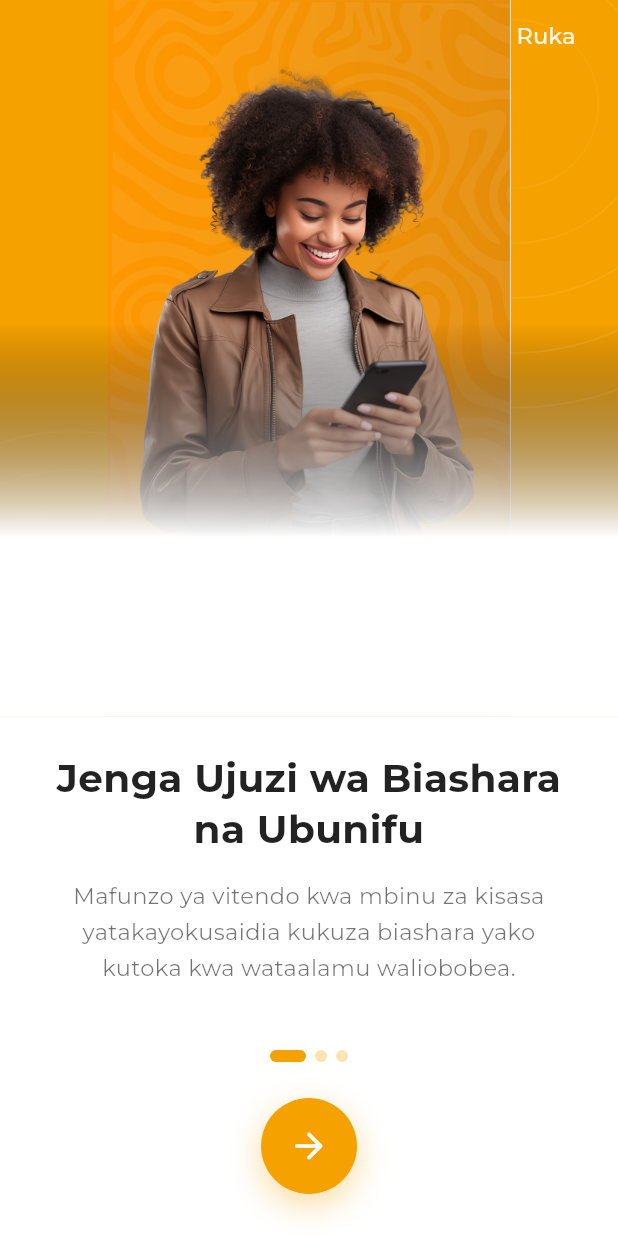
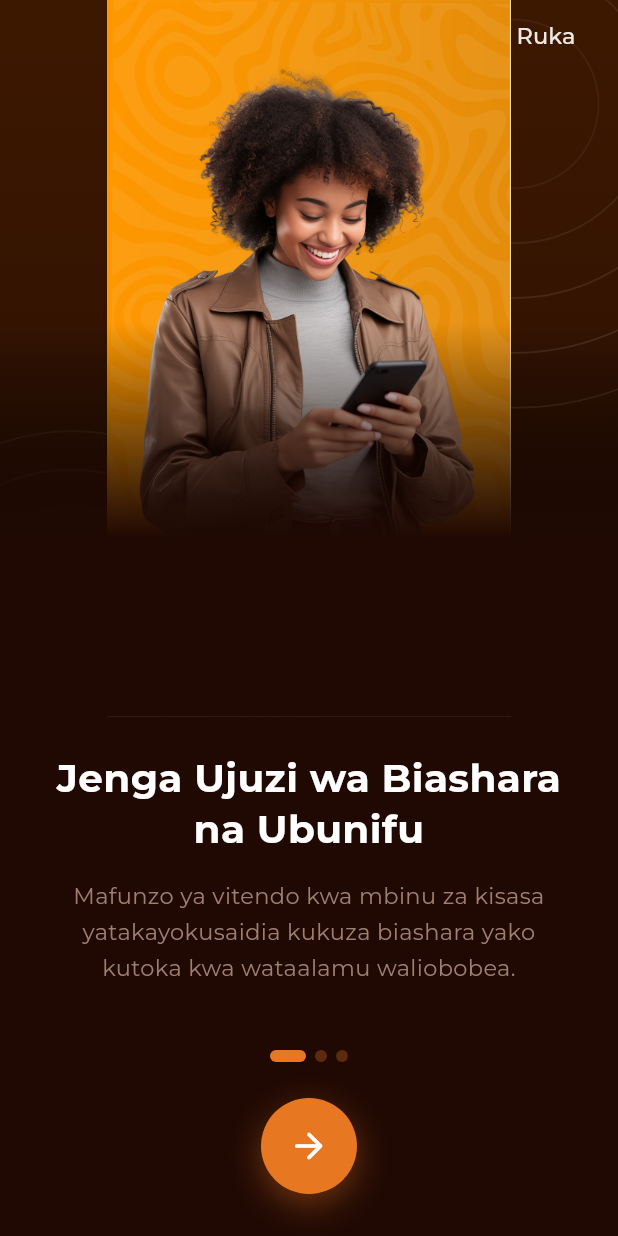
Before and after one commit to Kreative-Karakana/Karakana-App-v2, a Flutter app: the screen it shows after launch, on a phone screen of 412 x 824 dp. Run offline on Flutter 3.47's test engine with Material 3 defaults, Android fonts, the phone set to English and light mode, and no system bars; our stand-ins replace cached_network_image, dio, firebase_core, firebase_messaging, flutter_secure_storage, go_router and 11 more; accounts and stored records are empty; network calls fail.

Commit message:
fix: unify onboarding colors with app-wide dark brand palette

```diff
--- a/lib/features/onboarding/screens/onboarding_screen.dart
+++ b/lib/features/onboarding/screens/onboarding_screen.dart
@@ -3,6 +3,7 @@ import 'package:flutter/services.dart';
 import 'package:go_router/go_router.dart';
 import 'package:google_fonts/google_fonts.dart';
 import 'package:provider/provider.dart';
+import '../../../core/theme/app_colors.dart';
 import '../../auth/providers/auth_provider.dart';
 
 // ---------------------------------------------------------------------------
@@ -35,8 +36,7 @@ class _OnboardingScreenState extends State<OnboardingScreen>
   late final PageController _pageController;
   int _currentPage = 0;
 
-  // Amber used across the whole screen
-  static const _amber = Color(0xFFF5A100);
+  static const _panelDark = Color(0xFF200903);
 
   final List<_SlideData> _slides = const [
     _SlideData(
@@ -130,8 +130,16 @@ class _OnboardingScreenState extends State<OnboardingScreen>
             child: Stack(
               fit: StackFit.expand,
               children: [
-                // Solid amber background
-                Container(color: _amber),
+                // Unified brand background
+                Container(
+                  decoration: const BoxDecoration(
+                    gradient: LinearGradient(
+                      colors: [Color(0xFF3D1800), Color(0xFF2A0F04)],
+                      begin: Alignment.topCenter,
+                      end: Alignment.bottomCenter,
+                    ),
+                  ),
+                ),
 
                 // Decorative rings — top-right
                 Positioned(
@@ -169,12 +177,12 @@ class _OnboardingScreenState extends State<OnboardingScreen>
                 // Gradient overlay — softens the hard cut into the white text area
                 Positioned.fill(
                   child: Container(
-                    decoration: const BoxDecoration(
+                    decoration: BoxDecoration(
                       gradient: LinearGradient(
                         begin: Alignment.topCenter,
                         end: Alignment.bottomCenter,
                         stops: [0.45, 0.75],
-                        colors: [Colors.transparent, Colors.white],
+                        colors: [Colors.transparent, _panelDark],
                       ),
                     ),
                   ),
@@ -186,7 +194,7 @@ class _OnboardingScreenState extends State<OnboardingScreen>
           // ── White text area ───────────────────────────────────────────────
           Expanded(
             child: Container(
-              color: Colors.white,
+              color: _panelDark,
               padding: const EdgeInsets.fromLTRB(32, 24, 32, 0),
               child: Column(
                 crossAxisAlignment: CrossAxisAlignment.center,
@@ -196,7 +204,7 @@ class _OnboardingScreenState extends State<OnboardingScreen>
                     style: GoogleFonts.montserrat(
                       fontSize: 26,
                       fontWeight: FontWeight.w700,
-                      color: Colors.black87,
+                      color: Colors.white,
                       height: 1.3,
                     ),
                     textAlign: TextAlign.center,
@@ -206,7 +214,7 @@ class _OnboardingScreenState extends State<OnboardingScreen>
                     slide.subtitle,
                     style: GoogleFonts.montserrat(
                       fontSize: 15,
-                      color: Colors.black54,
+                      color: AppColors.textTertiary,
                       height: 1.6,
                     ),
                     textAlign: TextAlign.center,
@@ -239,7 +247,7 @@ class _OnboardingScreenState extends State<OnboardingScreen>
           width: isActive ? 24 : 8,
           height: 8,
           decoration: BoxDecoration(
-            color: isActive ? _amber : _amber.withValues(alpha: 0.3),
+            color: isActive ? AppColors.primary : AppColors.primary.withValues(alpha: 0.3),
             borderRadius: BorderRadius.circular(4),
           ),
         );
@@ -262,7 +270,7 @@ class _OnboardingScreenState extends State<OnboardingScreen>
         statusBarBrightness: Brightness.dark,
       ),
       child: Scaffold(
-        backgroundColor: Colors.white,
+        backgroundColor: _panelDark,
         body: Stack(
           children: [
             // ── PageView ──────────────────────────────────────────────────────
@@ -313,7 +321,7 @@ class _OnboardingScreenState extends State<OnboardingScreen>
               right: 0,
               child: SafeArea(
                 child: Container(
-                  color: Colors.white,
+                  color: _panelDark,
                   padding: const EdgeInsets.fromLTRB(32, 12, 32, 28),
                   child: Column(
                     mainAxisSize: MainAxisSize.min,
@@ -337,7 +345,7 @@ class _OnboardingScreenState extends State<OnboardingScreen>
                                   onPressed: () =>
                                       _completeOnboardingAndGo('/signup'),
                                   style: ElevatedButton.styleFrom(
-                                    backgroundColor: _amber,
+                                    backgroundColor: AppColors.primary,
                                     foregroundColor: Colors.white,
                                     elevation: 0,
                                     shape: RoundedRectangleBorder(
@@ -363,12 +371,11 @@ class _OnboardingScreenState extends State<OnboardingScreen>
                                     width: 64,
                                     height: 64,
                                     decoration: BoxDecoration(
-                                      color: _amber,
+                                      color: AppColors.primary,
                                       shape: BoxShape.circle,
                                       boxShadow: [
                                         BoxShadow(
-                                          color:
-                                              _amber.withValues(alpha: 0.38),
+                                          color: AppColors.primary.withValues(alpha: 0.38),
                                           blurRadius: 18,
                                           offset: const Offset(0, 7),
                                         ),
```
